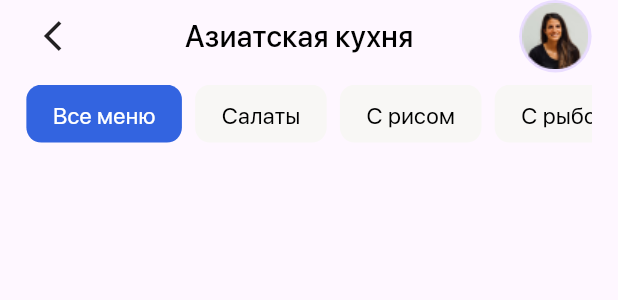
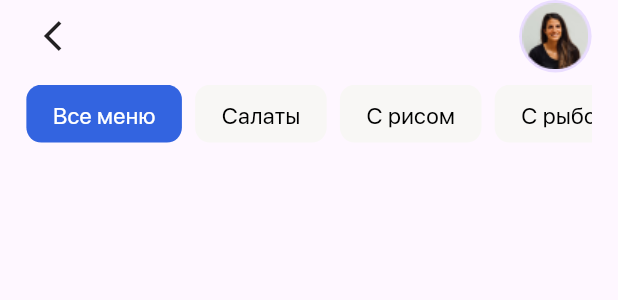
Before and after one commit to MovsarAyubov/test_task, a Flutter app: the DishesPageContent widget shown alone on an empty page, opened directly with empty values, on a phone screen of 412 x 824 dp. Shown: the top 300 px of the screen. Run offline on Flutter 3.47's test engine with Material 2 defaults, Android fonts, the phone set to English and light mode, and no system bars; our stand-ins replace auto_route, bloc, dartz, dio, equatable, flutter_bloc and 4 more; generated files the repository leaves out were written again; network calls fail.

Commit message:
fix bag with top bar

```diff
--- a/lib/features/dishes_page/presentation/widgets/dishes_page_content.dart
+++ b/lib/features/dishes_page/presentation/widgets/dishes_page_content.dart
@@ -8,8 +8,13 @@ import 'dishes_builder.dart';
 import 'tegs_builder.dart';
 
 class DishesPageContent extends StatefulWidget {
+  final String categoryName;
   final DishesLoadedState state;
-  const DishesPageContent({Key? key, required this.state}) : super(key: key);
+  const DishesPageContent({
+    Key? key,
+    required this.categoryName,
+    required this.state,
+  }) : super(key: key);
 
   @override
   State<DishesPageContent> createState() => _DishesPageContentState();
@@ -23,7 +28,7 @@ class _DishesPageContentState extends State<DishesPageContent> {
       padding: EdgeInsets.symmetric(horizontal: sizeConfig.screenWidth(16)),
       child: Column(
         children: [
-          const InfoBar(categoryName: "Азиатская кухня"),
+          InfoBar(categoryName: widget.categoryName),
           SizedBox(height: sizeConfig.screenHeight(8)),
           const TegBuilder(),
           SizedBox(height: sizeConfig.screenHeight(16)),
--- a/lib/features/home_page/presentation/widgets/category_card.dart
+++ b/lib/features/home_page/presentation/widgets/category_card.dart
@@ -21,7 +21,7 @@ class CategoryCard extends StatelessWidget {
     final sizeConfig = SizeConfig(context);
     return GestureDetector(
       onTap: () {
-        getIt<AppRouter>().push(const DishesRoute());
+        getIt<AppRouter>().push(DishesRoute(categoryName: categoryItem.name));
       },
       child: Container(
         height: sizeConfig.screenHeight(148),
```
Also changed, not shown: lib/features/dishes_page/presentation/pages/dishes_page.dart (+8 -2 lines), lib/core/api/client.g.dart, lib/router/app_router.gr.dart, lib/setup.config.dart, 1 other file.
